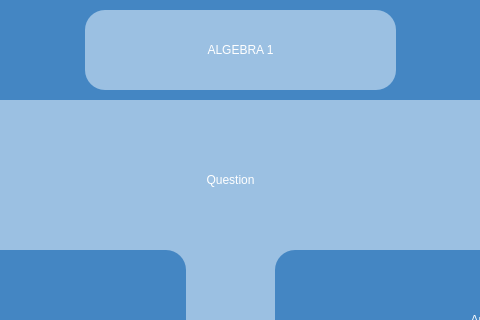
Old version of the form AGUniverse/presentationLayer/vocabularyExam1.ui in the repository codingburgas/sprint-eschool-ag-universe; both pictures show x 315 to 795 and y 0 to 320 of the 1100 by 720 pixel window.
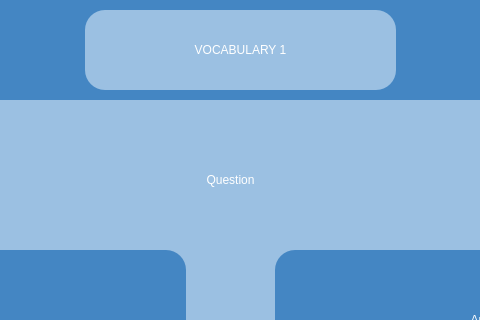
New version of the form.

Patch:
```diff
--- a/AGUniverse/presentationLayer/vocabularyExam1.ui
+++ b/AGUniverse/presentationLayer/vocabularyExam1.ui
@@ -390,7 +390,7 @@
 font: 32pt &quot;Aura&quot;;</string>
     </property>
     <property name="text">
-     <string>&lt;html&gt;&lt;head/&gt;&lt;body&gt;&lt;p align=&quot;center&quot;&gt;ALGEBRA 1&lt;/p&gt;&lt;/body&gt;&lt;/html&gt;</string>
+     <string>&lt;html&gt;&lt;head/&gt;&lt;body&gt;&lt;p align=&quot;center&quot;&gt;VOCABULARY 1&lt;/p&gt;&lt;/body&gt;&lt;/html&gt;</string>
     </property>
    </widget>
   </widget>
```
